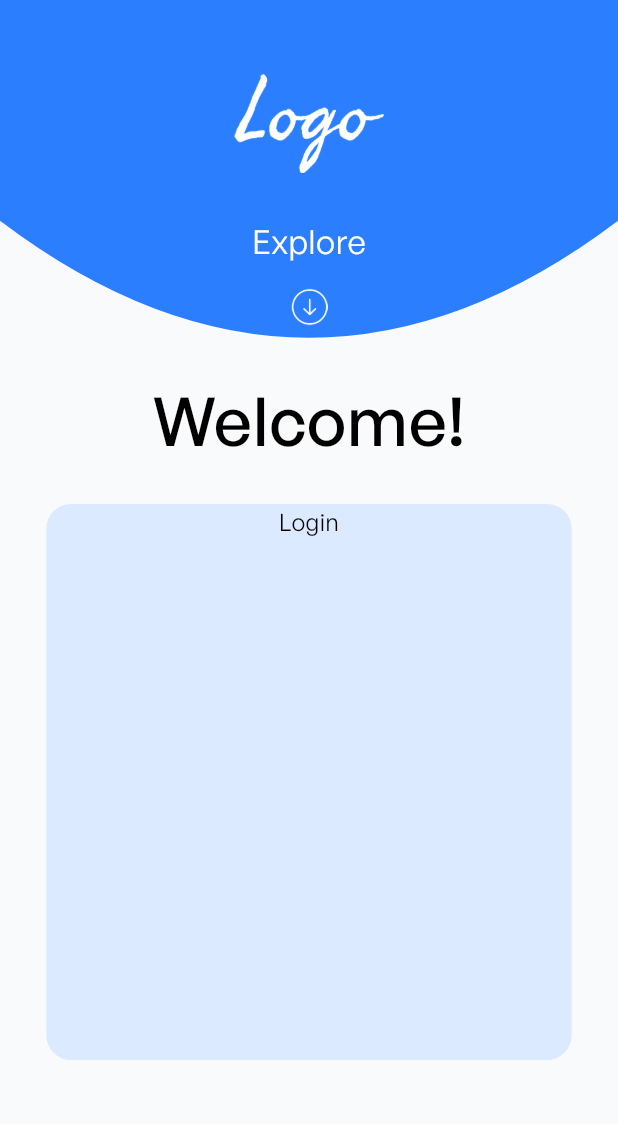
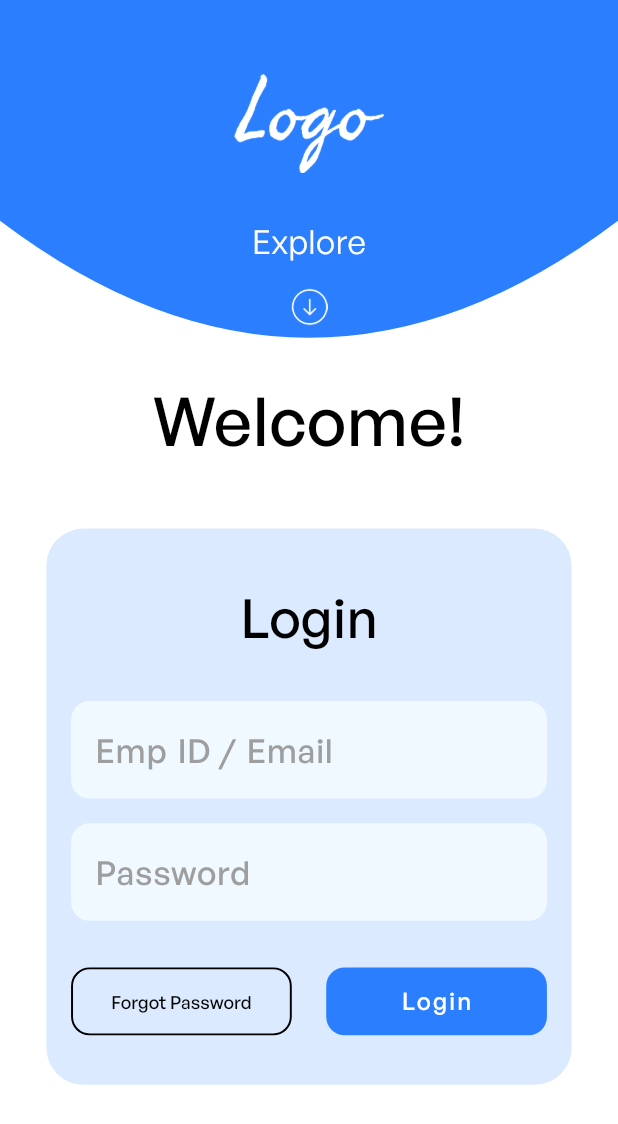
Before and after one commit to AjayJasperJ/payroll-app, a Flutter app: the screen it shows after launch, on a phone screen of 412 x 824 dp. Shown: the top 1124 px of the screen. Run offline on Flutter 3.47's test engine with Material 3 defaults, Android fonts, the phone set to English and light mode, and no system bars; missing offline and left inert: window_size.

Commit message:
login ui done

```diff
--- a/lib/app.dart
+++ b/lib/app.dart
@@ -8,13 +8,13 @@ payroll_light() {
   return ThemeData(
     fontFamily: 'general_sans',
     colorScheme: ColorScheme.light(
-      surface: AppColors.background,
+      surface: Colors.white,
       onSurface: Colors.black,
       primary: AppColors.primary,
       onPrimary: Colors.white,
       primaryContainer: AppColors.container,
       onPrimaryContainer: Colors.black,
-      secondary: AppColors.container,
+      secondary: AppColors.inputcolor,
       onSecondary: Colors.black,
       error: Colors.red,
       onError: Colors.white,
--- a/lib/features/auth/auth_screen.dart
+++ b/lib/features/auth/auth_screen.dart
@@ -3,6 +3,7 @@ import 'package:payroll_hr/app.dart';
 import 'package:payroll_hr/core/constants/images.dart';
 import 'package:payroll_hr/core/constants/sizes.dart';
 import 'package:payroll_hr/features/auth/auth_widget.dart';
+import 'package:payroll_hr/widgets/buttonstyle_widget.dart';
 import 'package:payroll_hr/widgets/txtfield_widget.dart';
 
 class AuthScreen extends StatefulWidget {
@@ -14,11 +15,29 @@ class AuthScreen extends StatefulWidget {
 
 class _AuthScreenState extends State<AuthScreen>
     with SingleTickerProviderStateMixin {
+  bool _hideStackContent = false;
+  bool _showDemoScreen = false;
+
+  void _onCurtainFullyExpanded() {
+    setState(() {
+      _hideStackContent = true;
+    });
+    Future.delayed(const Duration(milliseconds: 350), () {
+      if (mounted) {
+        setState(() {
+          _showDemoScreen = true;
+        });
+      }
+    });
+  }
+
   @override
   Widget build(BuildContext context) {
+    final theme = Theme.of(context);
     return Scaffold(
       body: Stack(
         children: [
+          if (!_hideStackContent)
             Center(
               child: Column(
                 crossAxisAlignment: CrossAxisAlignment.center,
@@ -29,21 +48,80 @@ class _AuthScreenState extends State<AuthScreen>
                     size: AppSizes.displayMedium(context),
                     font: Font.medium,
                   ),
-                SizedBox(height: displaysize.height * .03),
+                  SizedBox(height: displaysize.height * .05),
                   Container(
                     width: displaysize.width * .85,
                     height: displaysize.height * .45,
+                    padding: EdgeInsets.symmetric(
+                      horizontal: displaysize.width * .04,
+                      vertical: displaysize.height * .04,
+                    ),
                     decoration: BoxDecoration(
                       borderRadius: BorderRadius.circular(
-                      displaysize.width * .04,
+                        displaysize.width * .06,
                       ),
-                    color: Theme.of(context).colorScheme.secondary,
+                      color: Theme.of(context).colorScheme.primaryContainer,
                     ),
-                  child: Column(children: [Txt("Login")]),
+                    child: Column(
+                      mainAxisAlignment: MainAxisAlignment.spaceBetween,
+                      children: [
+                        Txt(
+                          "Login",
+                          size: AppSizes.displaySmall(context),
+                          font: Font.medium,
+                        ),
+                        Column(
+                          children: [
+                            txtfield(hintText: "Emp ID / Email"),
+                            SizedBox(height: displaysize.height * .02),
+                            txtfield(hintText: "Password"),
+                          ],
+                        ),
+                        Row(
+                          mainAxisAlignment: MainAxisAlignment.spaceBetween,
+                          children: [
+                            SizedBox(
+                              height: displaysize.height * .055,
+                              width: displaysize.width / 2.8,
+                              child: ElevatedButton(
+                                style: Bstyle.elevated_boardered_apptheme(
+                                  context,
+                                ),
+                                onPressed: () {},
+                                child: Txt(
+                                  "Forgot Password",
+                                  font: Font.medium,
+                                  height: 0,
+                                  space: 0,
+                                  size: AppSizes.bodySmall(context),
+                                ),
+                              ),
+                            ),
+                            SizedBox(
+                              height: displaysize.height * .055,
+                              width: displaysize.width / 2.8,
+                              child: ElevatedButton(
+                                style: Bstyle.elevated_filled_apptheme(context),
+                                onPressed: () {},
+                                child: Txt(
+                                  "Login",
+                                  font: Font.medium,
+                                  space: 1.5,
+                                  height: 0,
+                                  size: AppSizes.titleMedium(context),
+                                  color: theme.colorScheme.onPrimary,
+                                ),
+                              ),
+                            ),
+                          ],
                         ),
                       ],
                     ),
                   ),
+                ],
+              ),
+            ),
+          if (!_showDemoScreen)
             Align(
               alignment: Alignment.topCenter,
               child: AuthWidget.SlidableCurtainWidget(
@@ -77,24 +155,26 @@ class _AuthScreenState extends State<AuthScreen>
                     ],
                   ),
                 ),
+                onFullyExpanded: _onCurtainFullyExpanded,
               ),
             ),
+          if (_showDemoScreen) const DemoScreen(),
         ],
       ),
     );
   }
 }
 
-class demoscreen extends StatefulWidget {
-  const demoscreen({super.key});
+class DemoScreen extends StatefulWidget {
+  const DemoScreen({super.key});
 
   @override
-  State<demoscreen> createState() => _demoscreenState();
+  State<DemoScreen> createState() => _DemoScreenState();
 }
 
-class _demoscreenState extends State<demoscreen> {
+class _DemoScreenState extends State<DemoScreen> {
   @override
   Widget build(BuildContext context) {
-    return Scaffold(body: Center(child: Text("Demo Screen")));
+    return Scaffold(body: Center(child: Text("Demo Page")));
   }
 }
--- a/lib/features/auth/auth_widget.dart
+++ b/lib/features/auth/auth_widget.dart
@@ -45,6 +45,7 @@ class AuthWidget {
     required Color color,
     required Widget child,
     required Widget buttonwidget,
+    void Function()? onFullyExpanded,
   }) {
     return _SlidableCurtainWidget(
       buttonwidget: buttonwidget,
@@ -53,6 +54,7 @@ class AuthWidget {
       minHeightRatio: .2,
       maxHeightRatio: 1,
       circleRadius: 10,
+      onFullyExpanded: onFullyExpanded,
       child: child,
     );
   }
@@ -114,6 +116,7 @@ class _SlidableCurtainWidget extends StatefulWidget {
   final double minHeightRatio; // 0.0 to 1.0
   final double maxHeightRatio; // 0.0 to 1.0
   final double circleRadius;
+  final void Function()? onFullyExpanded;
 
   const _SlidableCurtainWidget({
     required this.color,
@@ -123,6 +126,7 @@ class _SlidableCurtainWidget extends StatefulWidget {
     required this.minHeightRatio,
     required this.maxHeightRatio,
     required this.circleRadius,
+    this.onFullyExpanded,
   });
 
   @override
@@ -132,8 +136,9 @@ class _SlidableCurtainWidget extends StatefulWidget {
 class __SlidableCurtainWidgetState extends State<_SlidableCurtainWidget>
     with SingleTickerProviderStateMixin {
   late AnimationController _controller;
-  bool _showDemoScreen = false;
+  final bool _showDemoScreen = false;
   double _opacity = 1.0;
+  bool _hasCalledFullyExpanded = false;
 
   @override
   void initState() {
@@ -149,23 +154,14 @@ class __SlidableCurtainWidgetState extends State<_SlidableCurtainWidget>
   }
 
   void _handleCurtainProgress() {
-    if (_controller.value >= 0.999 && !_showDemoScreen) {
+    if (_controller.value >= 0.999 && !_hasCalledFullyExpanded) {
+      _hasCalledFullyExpanded = true;
+      if (widget.onFullyExpanded != null) widget.onFullyExpanded!();
       setState(() {
         _opacity = 0.0;
       });
-      Future.delayed(const Duration(milliseconds: 350), () {
-        if (mounted) {
-          setState(() {
-            _showDemoScreen = true;
-          });
-        }
-      });
-    } else if (_controller.value < 0.999 && _showDemoScreen) {
-      setState(() {
-        _showDemoScreen = false;
-        _opacity = 1.0;
-      });
-    } else if (_controller.value < 0.999 && _opacity == 0.0) {
+    } else if (_controller.value < 0.999) {
+      _hasCalledFullyExpanded = false;
       setState(() {
         _opacity = 1.0;
       });
@@ -218,7 +214,7 @@ class __SlidableCurtainWidgetState extends State<_SlidableCurtainWidget>
         AnimatedOpacity(
           opacity: _showDemoScreen ? 1.0 : 0.0,
           duration: const Duration(milliseconds: 350),
-          child: _showDemoScreen ? demoscreen() : const SizedBox.shrink(),
+          child: _showDemoScreen ? DemoScreen() : const SizedBox.shrink(),
         ),
         AnimatedOpacity(
           opacity: _opacity,
--- a/lib/widgets/buttonstyle_widget.dart
+++ b/lib/widgets/buttonstyle_widget.dart
@@ -1,11 +1,16 @@
 import 'package:flutter/material.dart';
 import 'package:payroll_hr/app.dart';
 
-class ButtonstyleWidget {
-  ButtonStyle elevated_filled_apptheme(context) {
+class Bstyle {
+  static ButtonStyle elevated_filled_apptheme(context) {
     return ButtonStyle(
       // splashFactory: InkSplash.splashFactory,
       elevation: WidgetStatePropertyAll(0),
+      shape: WidgetStatePropertyAll(
+        RoundedRectangleBorder(
+          borderRadius: BorderRadius.circular(displaysize.width * .03),
+        ),
+      ),
       backgroundColor: WidgetStatePropertyAll(
         Theme.of(context).colorScheme.primary,
       ),
@@ -21,28 +26,25 @@ class ButtonstyleWidget {
     );
   }
 
-  ButtonStyle elevated_boardered_apptheme(context) {
+  static ButtonStyle elevated_boardered_apptheme(context) {
     return ButtonStyle(
       shape: WidgetStatePropertyAll(
         RoundedRectangleBorder(
-          borderRadius: BorderRadius.circular(displaysize.width / 4),
-          side: BorderSide(
-            color: Theme.of(context).colorScheme.primary,
-            width: 1.3,
-          ),
+          borderRadius: BorderRadius.circular(displaysize.width * .03),
+          side: BorderSide(color: Colors.black, width: 1.3),
         ),
       ),
       // splashFactory: InkSplash.splashFactory,
       elevation: WidgetStatePropertyAll(0),
       backgroundColor: WidgetStatePropertyAll(
-        Theme.of(context).colorScheme.onPrimary,
+        Theme.of(context).colorScheme.primaryContainer,
       ),
     ).copyWith(
       overlayColor: WidgetStateProperty.resolveWith<Color?>((
         Set<WidgetState> states,
       ) {
         if (states.contains(WidgetState.pressed)) {
-          return Theme.of(context).colorScheme.primary.withValues(alpha: .2);
+          return Colors.grey.withValues(alpha: .1);
         } else if (states.contains(WidgetState.hovered)) {
           return Theme.of(context).colorScheme.onPrimary.withValues(alpha: .0);
         }
@@ -55,7 +57,7 @@ class ButtonstyleWidget {
     return ButtonStyle(
       shape: WidgetStatePropertyAll(
         RoundedRectangleBorder(
-          borderRadius: BorderRadius.circular(displaysize.width / 4),
+          borderRadius: BorderRadius.circular(displaysize.width * .03),
           side: BorderSide(
             color: Theme.of(context).colorScheme.secondary,
             width: 1,
--- a/lib/widgets/txtfield_widget.dart
+++ b/lib/widgets/txtfield_widget.dart
@@ -1,6 +1,8 @@
 import 'package:flutter/material.dart';
 import 'package:flutter/services.dart';
 import 'package:payroll_hr/app.dart';
+import 'package:payroll_hr/core/constants/colors.dart';
+import 'package:payroll_hr/core/constants/sizes.dart';
 
 enum Font {
   bold(FontWeight.w700),
@@ -147,12 +149,7 @@ class _txtfieldState extends State<txtfield> {
 
   @override
   Widget build(BuildContext context) {
-    final theme = Theme.of(context);
-    return Column(
-      mainAxisSize: MainAxisSize.min,
-      crossAxisAlignment: CrossAxisAlignment.start,
-      children: [
-        TextFormField(
+    return TextFormField(
       obscureText: widget.hidepass ?? false,
       onTap: widget.onTap,
       controller: _controller,
@@ -168,66 +165,33 @@ class _txtfieldState extends State<txtfield> {
       inputFormatters: widget.inputformat,
       keyboardType: widget.keyboardtype,
       decoration: InputDecoration(
-            prefixIcon: !(widget.isPrefix ?? false)
-                ? Container(
-                    margin: EdgeInsets.only(
-                      left: displaysize.height * .025,
-                      right: displaysize.height * .01,
-                    ),
-                    height: displaysize.height * .025,
-                    width: displaysize.height * .025,
-                    child: widget.prefixIcon,
-                  )
-                : SizedBox(
-                    width: displaysize.height * .13,
-                    child: Center(
-                      child: Padding(
-                        padding: EdgeInsets.symmetric(
-                          horizontal: displaysize.height * .015,
-                        ),
-                        child: widget.prefixIcon,
-                      ),
-                    ),
-                  ),
+        fillColor: Theme.of(context).colorScheme.secondary,
+        filled: true,
         suffixIcon: widget.suffixIcon,
         hintText: widget.hintText,
         hintStyle: TextStyle(
-              color: Colors.blueAccent,
+          wordSpacing: 2,
+          fontSize: AppSizes.titleLarge(context),
           fontWeight: Font.medium.weight,
-              wordSpacing: 2,
-              fontSize: displaysize.height * .016,
+          color: Colors.grey,
+        ),
+        hoverColor: AppColors.container.withValues(alpha: .2),
+        enabledBorder: OutlineInputBorder(
+          borderRadius: BorderRadius.circular(displaysize.width * .03),
+          borderSide: _hasError
+              ? BorderSide(color: Theme.of(context).colorScheme.error, width: 1)
+              : BorderSide.none,
         ),
         focusedBorder: OutlineInputBorder(
-              borderRadius: BorderRadius.circular(displaysize.width / 4),
-              borderSide: BorderSide(
-                color: _hasError
-                    ? Theme.of(context).colorScheme.error
-                    : Theme.of(context).colorScheme.onSurface,
+          borderRadius: BorderRadius.circular(displaysize.width * .03),
+          borderSide: _hasError
+              ? BorderSide(
+                  color: Theme.of(context).colorScheme.error,
                   width: 1.5,
+                )
+              : BorderSide.none,
         ),
       ),
-            enabledBorder: OutlineInputBorder(
-              borderRadius: BorderRadius.circular(displaysize.width / 4),
-              borderSide: BorderSide(
-                color: _hasError
-                    ? Theme.of(context).colorScheme.error
-                    : Theme.of(context).colorScheme.onSecondary,
-                width: 1,
-              ),
-            ),
-          ),
-        ),
-        if (_hasError && _hasSubmitted)
-          Padding(
-            padding: const EdgeInsets.only(top: 4, left: 12),
-            child: Text(
-              widget.validator!(_controller.text) ?? '',
-              style: theme.textTheme.bodySmall?.copyWith(
-                color: theme.colorScheme.error,
-              ),
-            ),
-          ),
-      ],
     );
   }
 
```
Lines whose indentation alone changed are shown as unchanged.
